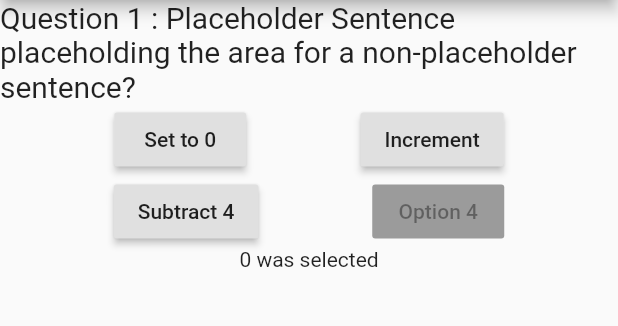
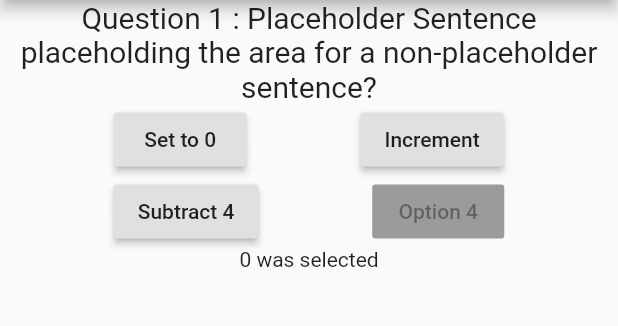
Before and after one commit to kashish-gulati/flutter-app1, a Flutter app: the screen it shows after launch, after a tap on "Set to 0", on a phone screen of 412 x 824 dp, the part 84-410 px from its top. Run offline on Flutter 3.47's test engine with Material 2 defaults, Android fonts, the phone set to English and light mode, and no system bars.

Commit message:
formatted Question class and aligned question

```diff
--- a/lib/ques.dart
+++ b/lib/ques.dart
@@ -1,10 +1,14 @@
 import 'package:flutter/material.dart';
 
-class Question extends StatelessWidget{
-  String questionStatement;
+class Question extends StatelessWidget {
+  final String questionStatement;
   Question(this.questionStatement);
   @override
   Widget build(BuildContext context) {
-    return Text(questionStatement,style: TextStyle(fontSize: 20),);
+    return Text(
+      questionStatement,
+      style: TextStyle(fontSize: 20),
+      textAlign: TextAlign.center,
+    );
   }
 }
```
